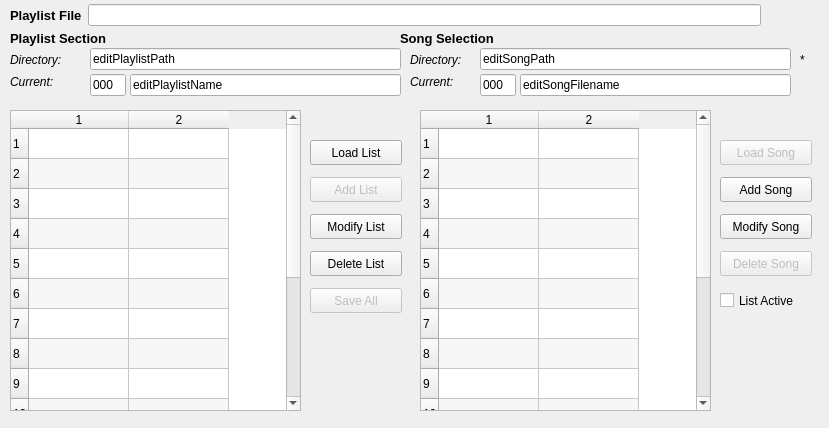
This is seq_qt5/forms/qplaylistframe.ui in ahlstromcj/seq66 as Qt 5 draws it before an edit. The edited form follows.
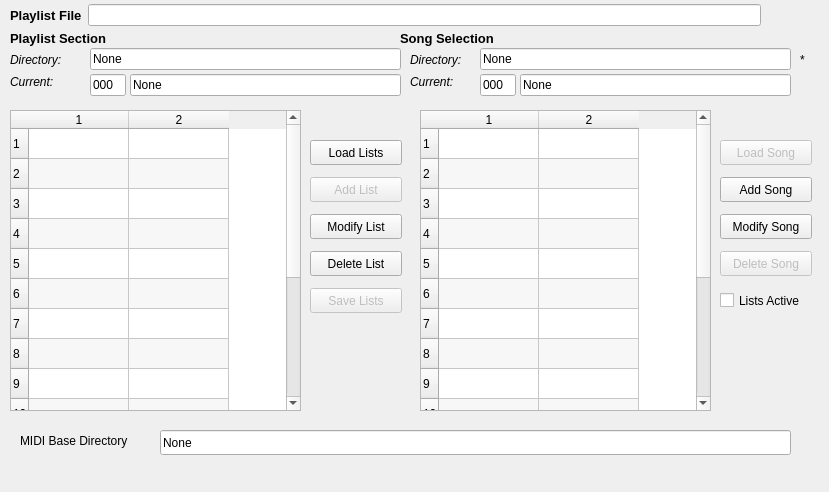
This is the edited form.

Commit message: Major fixes to playlist/notemapper support, still in progress.

Patch:
```diff
--- a/seq_qt5/forms/qplaylistframe.ui
+++ b/seq_qt5/forms/qplaylistframe.ui
@@ -7,7 +7,7 @@
     <x>0</x>
     <y>0</y>
     <width>829</width>
-    <height>428</height>
+    <height>492</height>
    </rect>
   </property>
   <property name="windowTitle">
@@ -257,7 +257,7 @@
     <string>The default song directory for the currently-selected play-list section.</string>
    </property>
    <property name="text">
-    <string>editPlaylistPath</string>
+    <string>None</string>
    </property>
   </widget>
   <widget class="QLineEdit" name="editPlaylistNumber">
@@ -289,7 +289,7 @@
     <string>Shows the name of the currently-selected play-list section.</string>
    </property>
    <property name="text">
-    <string>editPlaylistName</string>
+    <string>None</string>
    </property>
   </widget>
   <widget class="QLineEdit" name="editSongPath">
@@ -305,7 +305,7 @@
     <string>Shows the directory in which the currently selected song is stored.</string>
    </property>
    <property name="text">
-    <string>editSongPath</string>
+    <string>None</string>
    </property>
   </widget>
   <widget class="QLineEdit" name="editSongNumber">
@@ -337,7 +337,7 @@
     <string>Shows the base file-name of the currently selected song.</string>
    </property>
    <property name="text">
-    <string>editSongFilename</string>
+    <string>None</string>
    </property>
   </widget>
   <widget class="QLabel" name="labelDirEmbedded">
@@ -396,7 +396,7 @@
        <string>Opens a dialog to select and open a play-list file.</string>
       </property>
       <property name="text">
-       <string>Load List</string>
+       <string>Load Lists</string>
       </property>
      </widget>
     </item>
@@ -484,7 +484,7 @@
        <string>Saves the current play-list file.</string>
       </property>
       <property name="text">
-       <string>Save All</string>
+       <string>Save Lists</string>
       </property>
      </widget>
     </item>
@@ -615,12 +615,44 @@
        <string>If checked, the loaded play-list file is active.</string>
       </property>
       <property name="text">
-       <string>List Active</string>
+       <string>Lists Active</string>
       </property>
      </widget>
     </item>
    </layout>
   </widget>
+  <widget class="QLabel" name="midiBaseDirLabel">
+   <property name="geometry">
+    <rect>
+     <x>20</x>
+     <y>430</y>
+     <width>141</width>
+     <height>21</height>
+    </rect>
+   </property>
+   <property name="text">
+    <string>MIDI Base Directory</string>
+   </property>
+  </widget>
+  <widget class="QLineEdit" name="midiBaseDirText">
+   <property name="geometry">
+    <rect>
+     <x>160</x>
+     <y>430</y>
+     <width>631</width>
+     <height>25</height>
+    </rect>
+   </property>
+   <property name="toolTip">
+    <string>Shows the base directory holding all files in all playlists.</string>
+   </property>
+   <property name="text">
+    <string>None</string>
+   </property>
+   <property name="readOnly">
+    <bool>true</bool>
+   </property>
+  </widget>
  </widget>
  <resources/>
  <connections/>
```
The commit also changes 18 other files.
